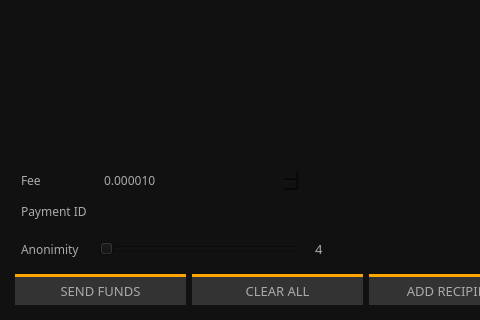
ConcealNetwork/conceal-desktop, file src/gui/ui/sendframe.ui: the form before one commit; both pictures show x 0 to 480 and y 380 to 700 of the 1270 by 700 pixel window.
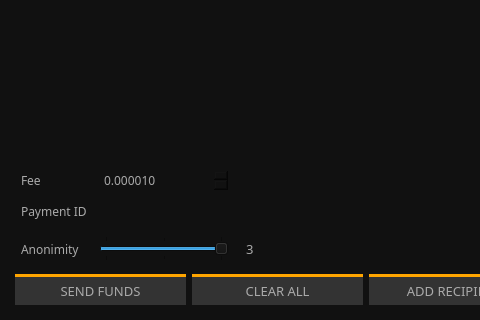
The form after the commit.

```diff
--- a/src/gui/ui/sendframe.ui
+++ b/src/gui/ui/sendframe.ui
@@ -236,13 +236,13 @@
        <property name="minimumSize">
         <size>
          <width>0</width>
-         <height>35</height>
+         <height>0</height>
         </size>
        </property>
        <property name="maximumSize">
         <size>
-         <width>200</width>
-         <height>16777215</height>
+         <width>130</width>
+         <height>25</height>
         </size>
        </property>
        <property name="font">
@@ -255,16 +255,19 @@
         <string notr="true">padding: 3px; border: 0px; color: #ddd;</string>
        </property>
        <property name="minimum">
-        <number>4</number>
+        <number>1</number>
        </property>
        <property name="maximum">
-        <number>4</number>
+        <number>3</number>
        </property>
        <property name="pageStep">
         <number>1</number>
        </property>
        <property name="value">
-        <number>4</number>
+        <number>3</number>
+       </property>
+       <property name="sliderPosition">
+        <number>3</number>
        </property>
        <property name="tracking">
         <bool>false</bool>
@@ -304,7 +307,7 @@
         <string notr="true">padding: 3px; border: 0px;</string>
        </property>
        <property name="text">
-        <string notr="true">4</string>
+        <string notr="true">3</string>
        </property>
        <property name="maxLength">
         <number>5</number>
```
